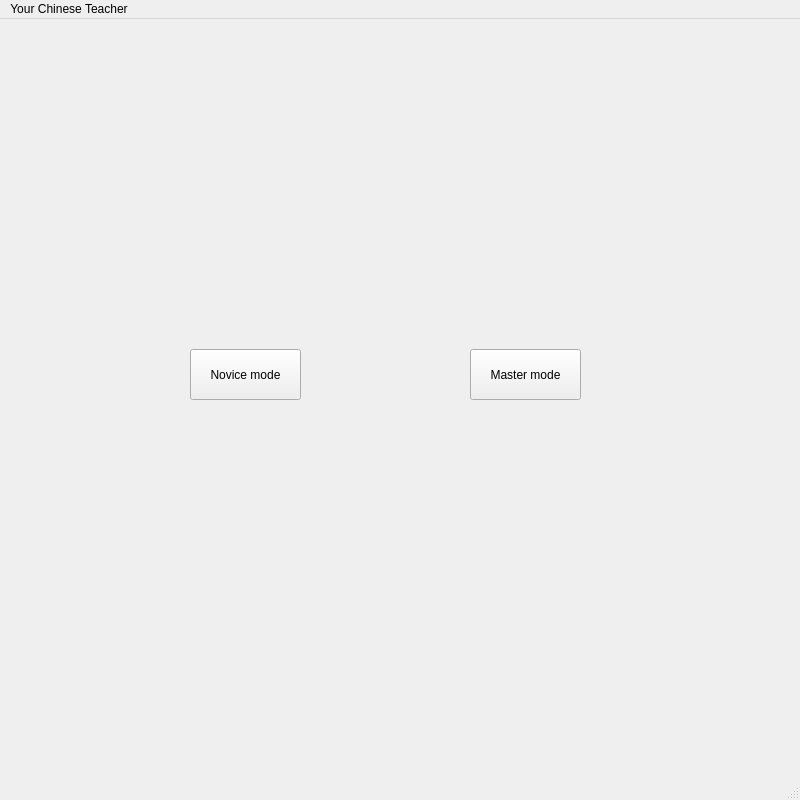
The window that mainwindow.ui (UofU-CS3505/cs3505-assignment9-KingsleyCRS) describes before a commit, drawn with Qt 5.
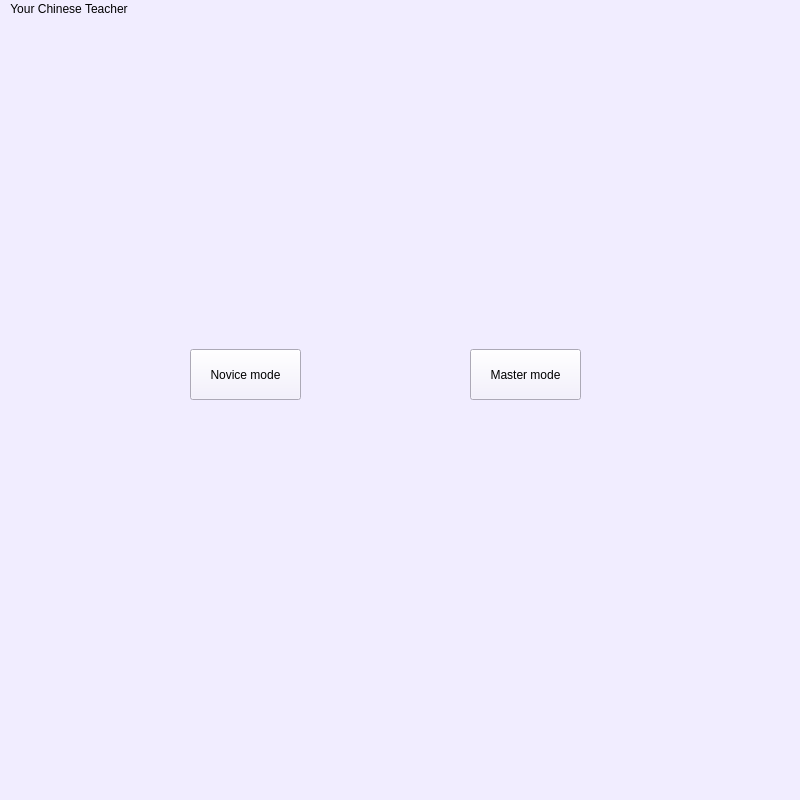
The same window after the commit. Icons and pictures are not drawn.

```diff
--- a/mainwindow.ui
+++ b/mainwindow.ui
@@ -13,6 +13,9 @@
   <property name="windowTitle">
    <string>MainWindow</string>
   </property>
+  <property name="styleSheet">
+   <string notr="true">background-color: rgb(241, 237, 255);</string>
+  </property>
   <widget class="QWidget" name="centralwidget">
    <widget class="QLabel" name="label">
     <property name="geometry">
```
